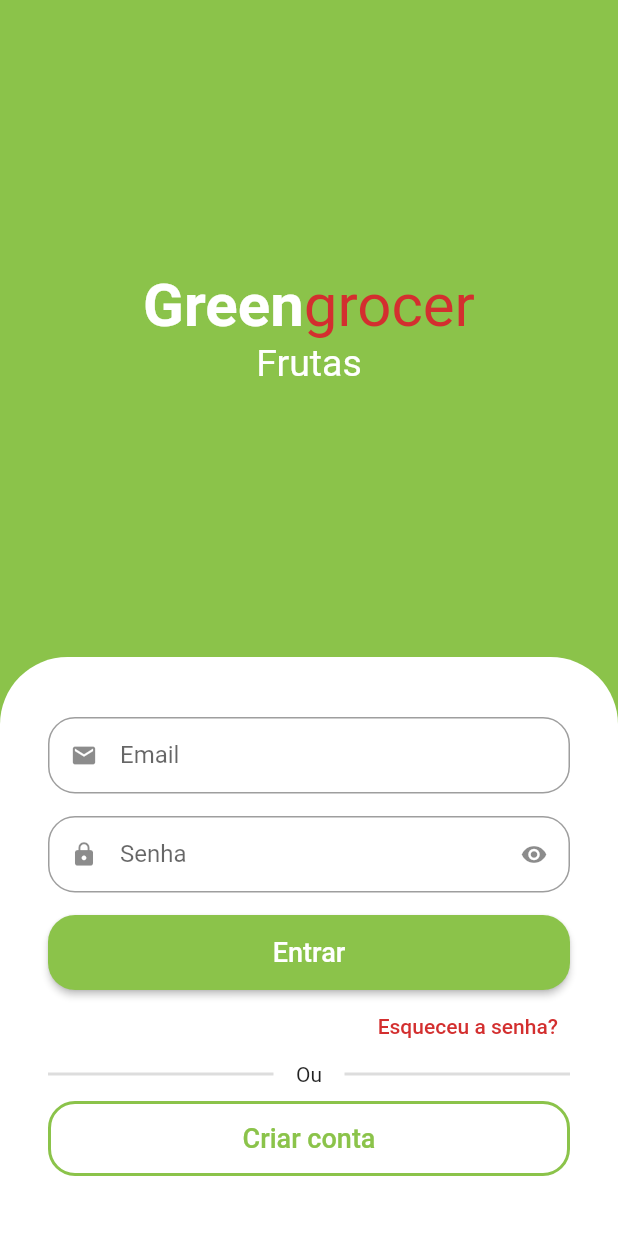
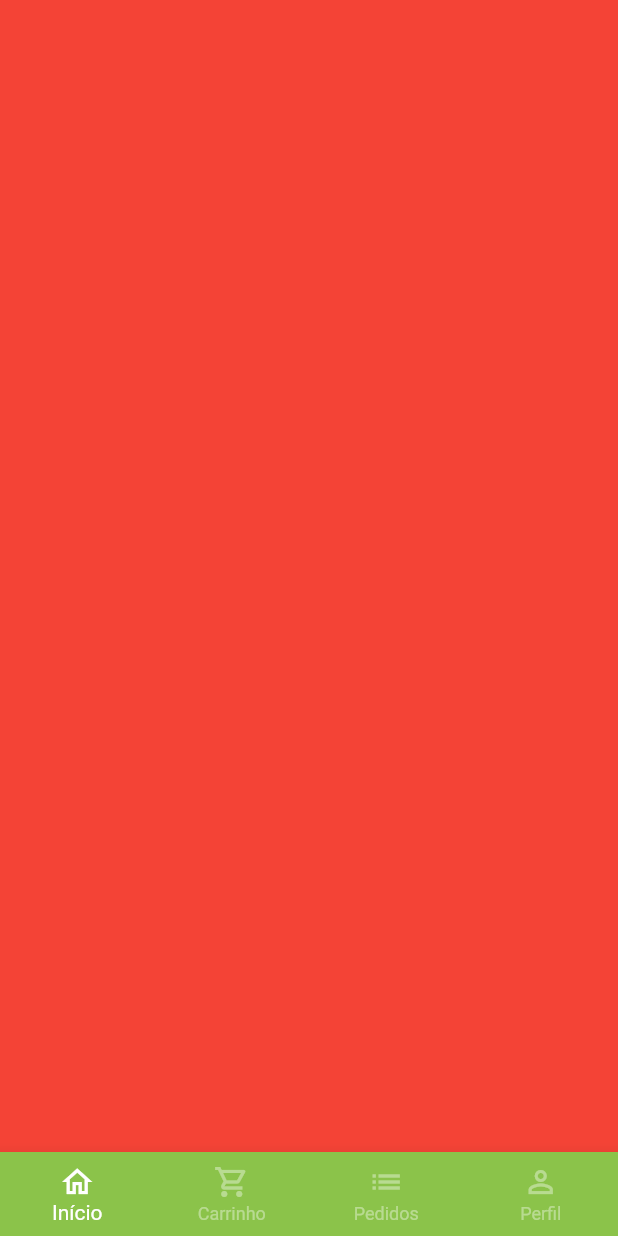
Before and after one commit to Anderson-Andre-P/GreenGrocer, a Flutter app: the screen it shows after launch, after a tap on "Entrar", on a phone screen of 412 x 824 dp. Run offline on Flutter 3.47's test engine with Material 2 defaults, Android fonts, the phone set to English and light mode, and no system bars; drawn by our look-alikes of animated_text_kit; our stand-ins replace mask_text_input_formatter.

```diff
--- a/lib/src/auth/sign_in_screen.dart
+++ b/lib/src/auth/sign_in_screen.dart
@@ -4,6 +4,7 @@ import 'package:animated_text_kit/animated_text_kit.dart';
 import 'package:flutter/material.dart';
 import 'package:green_grocer/src/auth/components/custom_text_field.dart';
 import 'package:green_grocer/src/auth/sign_up_screen.dart';
+import 'package:green_grocer/src/base/base_screen.dart';
 import 'package:green_grocer/src/config/custom_colors.dart';
 
 class SignInScreen extends StatelessWidget {
@@ -107,7 +108,15 @@ class SignInScreen extends StatelessWidget {
                             ),
                           ),
                         ),
-                        onPressed: () {},
+                        onPressed: () {
+                          Navigator.of(context).pushReplacement(
+                            MaterialPageRoute(
+                              builder: (c) {
+                                return const BaseScreen();
+                              },
+                            ),
+                          );
+                        },
                         child: const Text(
                           'Entrar',
                           style: TextStyle(
--- /dev/null
+++ b/lib/src/base/base_screen.dart
@@ -0,0 +1,61 @@
+import 'package:flutter/material.dart';
+import 'package:green_grocer/src/config/custom_colors.dart';
+
+class BaseScreen extends StatefulWidget {
+  const BaseScreen({super.key});
+
+  @override
+  State<BaseScreen> createState() => _BaseScreenState();
+}
+
+class _BaseScreenState extends State<BaseScreen> {
+  int currentIndex = 0;
+  final pageController = PageController();
+
+  @override
+  Widget build(BuildContext context) {
+    return Scaffold(
+      body: PageView(
+        controller: pageController,
+        physics: const NeverScrollableScrollPhysics(),
+        children: [
+          Container(color: Colors.red),
+          Container(color: Colors.blue),
+          Container(color: Colors.purple),
+          Container(color: Colors.yellow),
+        ],
+      ),
+      bottomNavigationBar: BottomNavigationBar(
+        currentIndex: currentIndex,
+        onTap: (index) {
+          setState(() {
+            currentIndex = index;
+            pageController.jumpToPage(index);
+          });
+        },
+        type: BottomNavigationBarType.fixed,
+        backgroundColor: CustomColors.customSwatchColor,
+        selectedItemColor: Colors.white,
+        unselectedItemColor: Colors.white.withAlpha(100),
+        items: const [
+          BottomNavigationBarItem(
+            icon: Icon(Icons.home_outlined),
+            label: "Início",
+          ),
+          BottomNavigationBarItem(
+            icon: Icon(Icons.shopping_cart_outlined),
+            label: "Carrinho",
+          ),
+          BottomNavigationBarItem(
+            icon: Icon(Icons.list),
+            label: "Pedidos",
+          ),
+          BottomNavigationBarItem(
+            icon: Icon(Icons.person_outline),
+            label: "Perfil",
+          ),
+        ],
+      ),
+    );
+  }
+}
```
